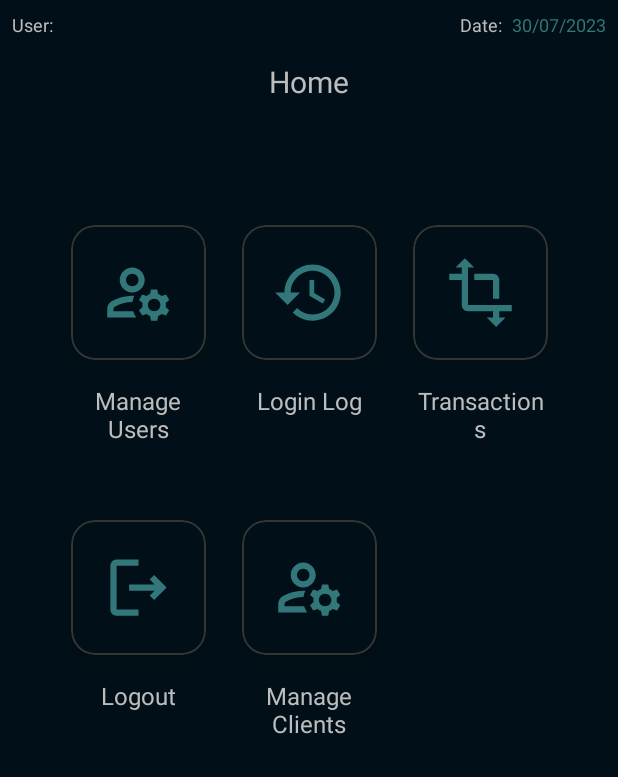
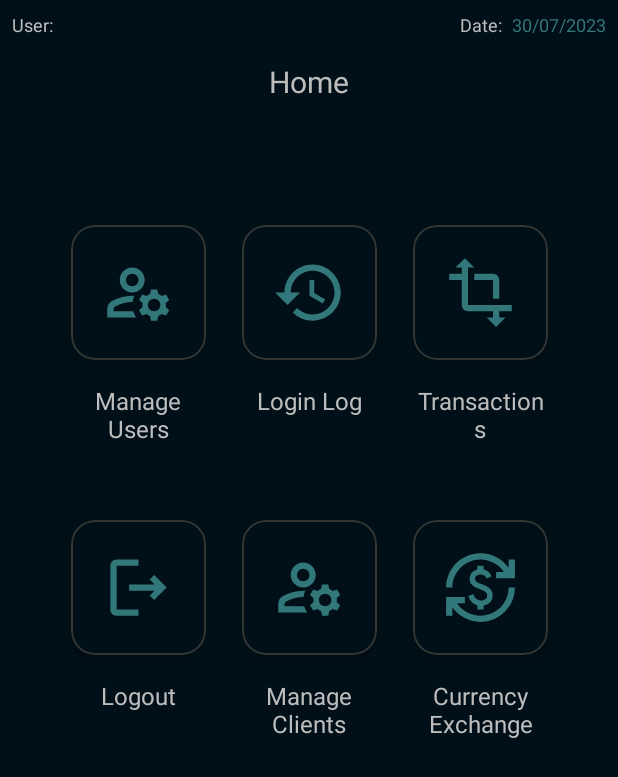
Before and after one commit to AhmedZaki918/Bank-App, an Android app: the MainActivity screen opened directly, with no data from a screen before it, on a phone screen of 412 x 824 dp. Shown: the top 777 px of the screen. Run offline under Robolectric (Android 15) with nearby library versions, the phone set to English and light mode, and no system bars.

Commit message:
feat: Prepare currency exchange screen

```diff
--- a/app/src/main/java/com/ahmed/bankapp/ui/MainActivity.kt
+++ b/app/src/main/java/com/ahmed/bankapp/ui/MainActivity.kt
@@ -2,11 +2,11 @@ package com.ahmed.bankapp.ui
 
 import android.os.Bundle
 import androidx.appcompat.app.AppCompatActivity
-import androidx.core.splashscreen.SplashScreen.Companion.installSplashScreen
 import com.ahmed.bankapp.data.BankUser
 import com.ahmed.bankapp.data.Constants.loginData
 import com.ahmed.bankapp.data.Permissions
 import com.ahmed.bankapp.databinding.ActivityMainBinding
+import com.ahmed.bankapp.ui.home.CurrencyExchangeActivity
 import com.ahmed.bankapp.ui.home.LoginLogActivity
 import com.ahmed.bankapp.ui.home.ManageClientsActivity
 import com.ahmed.bankapp.ui.home.ManageUsersActivity
@@ -58,6 +58,10 @@ class MainActivity : AppCompatActivity() {
                 else toast("Access Denied")
             }
 
+            cvCurrencyExchange.click {
+                openActivity(CurrencyExchangeActivity::class.java)
+            }
+
             cvLogout.click {
                 loginData = BankUser.findUser("", "")
                 openActivity(LoginActivity::class.java)
--- /dev/null
+++ b/app/src/main/res/drawable/outline_currency_exchange.xml
@@ -0,0 +1,10 @@
+<vector xmlns:android="http://schemas.android.com/apk/res/android"
+    android:width="24dp"
+    android:height="24dp"
+    android:tint="@color/custom_green"
+    android:viewportWidth="24"
+    android:viewportHeight="24">
+    <path
+        android:fillColor="@android:color/white"
+        android:pathData="M12.89,11.1c-1.78,-0.59 -2.64,-0.96 -2.64,-1.9c0,-1.02 1.11,-1.39 1.81,-1.39c1.31,0 1.79,0.99 1.9,1.34l1.58,-0.67C15.39,8.03 14.72,6.56 13,6.24V5h-2v1.26C8.52,6.82 8.51,9.12 8.51,9.22c0,2.27 2.25,2.91 3.35,3.31c1.58,0.56 2.28,1.07 2.28,2.03c0,1.13 -1.05,1.61 -1.98,1.61c-1.82,0 -2.34,-1.87 -2.4,-2.09L8.1,14.75c0.63,2.19 2.28,2.78 2.9,2.96V19h2v-1.24c0.4,-0.09 2.9,-0.59 2.9,-3.22C15.9,13.15 15.29,11.93 12.89,11.1zM3,21H1v-6h6v2l-2.48,0c1.61,2.41 4.36,4 7.48,4c4.97,0 9,-4.03 9,-9h2c0,6.08 -4.92,11 -11,11c-3.72,0 -7.01,-1.85 -9,-4.67L3,21zM1,12C1,5.92 5.92,1 12,1c3.72,0 7.01,1.85 9,4.67L21,3h2v6h-6V7l2.48,0C17.87,4.59 15.12,3 12,3c-4.97,0 -9,4.03 -9,9H1z" />
+</vector>
--- a/app/src/main/res/layout/activity_main.xml
+++ b/app/src/main/res/layout/activity_main.xml
@@ -254,4 +254,54 @@
         app:layout_constraintTop_toBottomOf="@+id/cv_manage_clients" />
 
 
+
+    <com.google.android.material.card.MaterialCardView
+        android:id="@+id/cv_currency_exchange"
+        android:layout_width="90dp"
+        android:layout_height="90dp"
+        android:layout_marginStart="24dp"
+        android:layout_marginTop="50dp"
+        android:clickable="true"
+        android:focusable="true"
+        app:cardBackgroundColor="@color/colorPrimaryDark"
+        app:cardCornerRadius="16dp"
+        app:cardElevation="8dp"
+        app:layout_constraintStart_toEndOf="@+id/cv_manage_clients"
+        app:layout_constraintTop_toBottomOf="@+id/tv_transactions"
+        app:strokeColor="#343633"
+        app:strokeWidth="1dp">
+
+        <androidx.constraintlayout.widget.ConstraintLayout
+            android:layout_width="match_parent"
+            android:layout_height="match_parent">
+
+            <ImageView
+                android:id="@+id/imageView6"
+                android:layout_width="50dp"
+                android:layout_height="50dp"
+                app:layout_constraintBottom_toBottomOf="parent"
+                app:layout_constraintEnd_toEndOf="parent"
+                app:layout_constraintStart_toStartOf="parent"
+                app:layout_constraintTop_toTopOf="parent"
+                app:srcCompat="@drawable/outline_currency_exchange" />
+
+        </androidx.constraintlayout.widget.ConstraintLayout>
+
+    </com.google.android.material.card.MaterialCardView>
+
+
+    <TextView
+        android:id="@+id/tv_currency_exchange"
+        android:layout_width="90dp"
+        android:layout_height="wrap_content"
+        android:layout_marginTop="16dp"
+        android:gravity="center"
+        android:text="Currency Exchange"
+        android:textColor="@color/offWhite"
+        android:textSize="16sp"
+        app:layout_constraintEnd_toEndOf="@+id/cv_currency_exchange"
+        app:layout_constraintStart_toStartOf="@+id/cv_currency_exchange"
+        app:layout_constraintTop_toBottomOf="@+id/cv_currency_exchange" />
+
+
 </androidx.constraintlayout.widget.ConstraintLayout>
```
Also changed, not shown: app/src/main/AndroidManifest.xml (+59 -56 lines), app/src/main/java/com/ahmed/bankapp/data/Currency.kt (+6 -5 lines), app/src/main/java/com/ahmed/bankapp/ui/LoginActivity.kt (+3 -32 lines), app/src/main/java/com/ahmed/bankapp/ui/home/CurrencyExchangeActivity.kt (added, +21 -0 lines), app/src/main/java/com/ahmed/bankapp/util/Common.kt (+32 -0 lines), app/src/main/res/drawable/outline_calculate.xml (added, +25 -0 lines), app/src/main/res/drawable/outline_search.xml (added, +10 -0 lines), app/src/main/res/layout/activity_currency_exchange.xml (added, +216 -0 lines).
